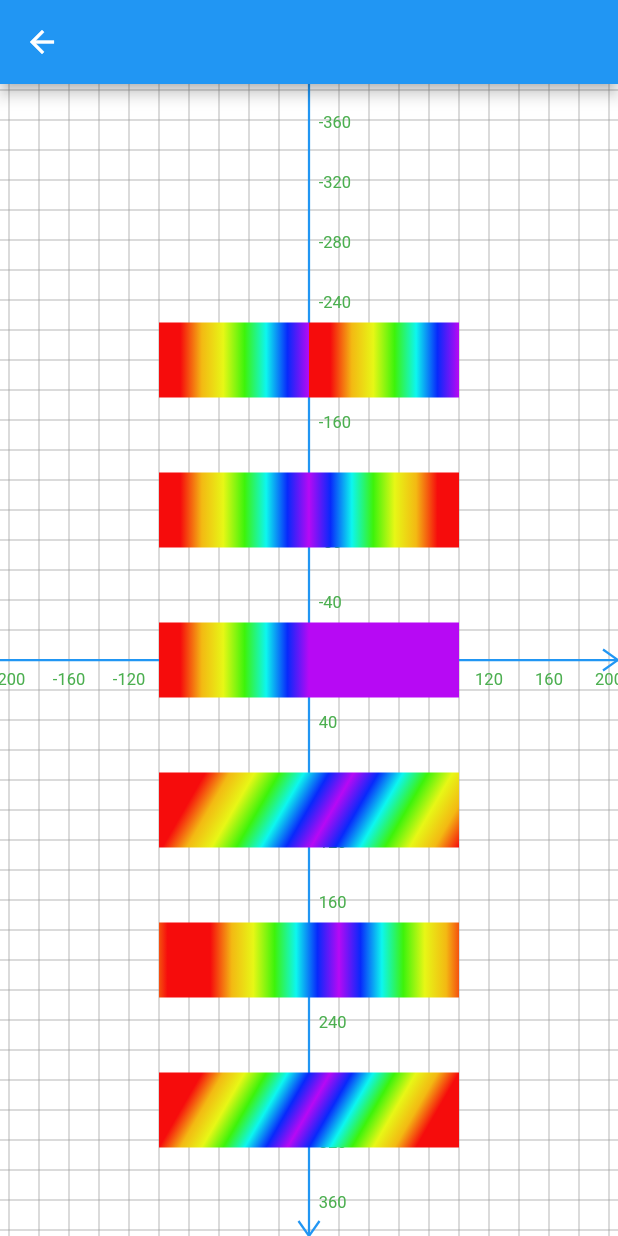
After one commit to DaoSuper/flutter_booklet, a Flutter app: the DrawColor screen opened directly, after a tap on "ShaderGradientLinearDemo", on a phone screen of 412 x 824 dp. The commit adds this screen. Run offline on Flutter 3.47's test engine with Material 2 defaults, Android fonts, the phone set to English and light mode, and no system bars; our stand-ins replace flutter_bloc; missing offline and left inert: flex_color_picker; generated files the repository leaves out were written again.

Commit message:
渐变着色器

```diff
--- a/lib/pages/idraw/p06_color/draw_color.dart
+++ b/lib/pages/idraw/p06_color/draw_color.dart
@@ -2,6 +2,9 @@ import 'package:flutter/material.dart';
 import 'package:flutter_booklet/pages/idraw/p06_color/s02_colors.dart';
 import 'package:flutter_booklet/pages/idraw/p06_color/s03_blendMode.dart';
 import 'package:flutter_booklet/pages/idraw/p06_color/s05_image_color.dart';
+import 'package:flutter_booklet/pages/idraw/p06_color/s07_shader_gradient_linear.dart';
+import 'package:flutter_booklet/pages/idraw/p06_color/s08_shader_gradient_radial.dart';
+import 'package:flutter_booklet/pages/idraw/p06_color/s09_shader_gradient_sweep.dart';
 import 'package:flutter_booklet/routes/app_router.dart';
 import 'package:flutter_booklet/widgets/dao_button.dart';
 
@@ -41,6 +44,24 @@ class DrawColor extends StatelessWidget {
                   AppRouter.toPage(context, const ImageColorDemo());
                 }
               ),
+              ItemBtn(
+                btnName: 'ShaderGradientLinearDemo',
+                onPressed: (){
+                  AppRouter.toPage(context, const ShaderGradientLinearDemo());
+                }
+              ),
+              ItemBtn(
+                btnName: 'ShaderGradientRadialDemo',
+                onPressed: (){
+                  AppRouter.toPage(context, const ShaderGradientRadialDemo());
+                }
+              ),
+              ItemBtn(
+                btnName: 'ShaderGradientSweepDemo',
+                onPressed: (){
+                  AppRouter.toPage(context, const ShaderGradientSweepDemo());
+                }
+              ),
             ],
           ),
         ),
--- a/lib/pages/idraw/p06_color/s05_image_color.dart
+++ b/lib/pages/idraw/p06_color/s05_image_color.dart
@@ -1,4 +1,3 @@
-import 'package:flutter_booklet/widgets/coordinate.dart';
 import 'package:image/image.dart' as image;
 
 import 'package:flutter/material.dart';
--- /dev/null
+++ b/lib/pages/idraw/p06_color/s07_shader_gradient_linear.dart
@@ -0,0 +1,151 @@
+import 'dart:math';
+
+import 'package:flutter/material.dart';
+import 'package:flutter_booklet/widgets/coordinate.dart';
+import 'dart:ui' as ui;
+
+// |---- Gradient 渐变着色
+// 	|--- linear 线性渐变
+// 	|--- radial 径向渐变
+// 	|--- sweep  扫描渐变
+
+
+// 渐变着色器 - Gradient.linear线性渐变
+// Gradient.linear(
+//     Offset from, //渐变起点
+//     Offset to, //渐变终点
+//     List<Color> colors, //渐变色
+//   [
+//     List<double> colorStops, //每个颜色所处的分率
+//     TileMode tileMode = TileMode.clamp, //模式
+//     Float64List matrix4, //变换矩阵
+//   ])
+class ShaderGradientLinearDemo extends StatelessWidget {
+  const ShaderGradientLinearDemo({super.key});
+
+  @override
+  Widget build(BuildContext context) {
+    return Scaffold(
+      appBar: AppBar(),
+      body: Container(
+        width: double.infinity,
+        height: double.infinity,
+        color: Colors.white,
+        child: CustomPaint(
+          // 使用CustomPaint
+          painter: PaperPainter(),
+        ),
+      ),
+    );
+  }
+}
+
+class PaperPainter extends CustomPainter {
+  final Coordinate coordinate = Coordinate();
+  final List<Color> colors = const [
+    Color(0xFFF60C0C),
+    Color(0xFFF3B913),
+    Color(0xFFE7F716),
+    Color(0xFF3DF30B),
+    Color(0xFF0DF6EF),
+    Color(0xFF0829FB),
+    Color(0xFFB709F4),
+  ];
+  final List<double> pos = [1.0 / 7, 2.0 / 7, 3.0 / 7, 4.0 / 7, 5.0 / 7, 6.0 / 7, 1.0];
+
+  @override
+  void paint(Canvas canvas, Size size) {
+    coordinate.paint(canvas, size); //绘制坐标系
+    canvas.translate(size.width / 2 - 100, size.height / 2);
+
+    Paint paint = Paint()
+      ..style = PaintingStyle.stroke
+      ..color = Colors.blue
+      ..strokeJoin = StrokeJoin.miter
+      ..strokeWidth = 50;
+
+    paint.shader = ui.Gradient.linear(Offset(0, 0), Offset(100, 0), colors, pos);
+    canvas.drawLine(
+      Offset(0, 0),
+      Offset(200, 0),
+      paint,
+    );
+
+    canvas.translate(0,  -100);
+
+    //径向模式TileMode.mirror
+    paint.shader = ui.Gradient.linear(
+      Offset(0, 0),
+      Offset(100, 0),
+      colors,
+      pos,
+      TileMode.mirror,
+    );
+    canvas.drawLine(Offset.zero, Offset(200, 0), paint);
+
+    canvas.translate(0,  -100);
+    //重复模式TileMode.repeated
+    paint.shader = ui.Gradient.linear(
+      Offset(0, 0),
+      Offset(100, 0),
+      colors,
+      pos,
+      TileMode.repeated,
+    );
+    canvas.drawLine(Offset.zero, Offset(200, 0), paint);
+
+
+    canvas.translate(0, 100 * 3);
+    //matrix4旋转
+    paint.shader = ui.Gradient.linear(
+      Offset(0, 0),
+      Offset(100, 0),
+      colors,
+      pos,
+      TileMode.mirror,
+      Matrix4.rotationZ(pi/6).storage
+    );
+    canvas.drawLine(
+      Offset(0, 0),
+      Offset(200, 0),
+      paint,
+    );
+
+    canvas.translate(0, 100);
+    //matrix4移动
+    paint.shader = ui.Gradient.linear(
+      Offset(0, 0),
+      Offset(100, 0),
+      colors,
+      pos,
+      TileMode.mirror,
+      Matrix4.translationValues(20, 0, 0).storage
+    );
+    canvas.drawLine(
+      Offset(0, 0),
+      Offset(200, 0),
+      paint,
+    );
+
+    canvas.translate(0, 100);
+    //matrix4倾斜
+    paint.shader = ui.Gradient.linear(
+      Offset(0, 0),
+      Offset(100, 0),
+      colors,
+      pos,
+      TileMode.mirror,
+      Matrix4.skewX(-pi/6).storage
+    );
+    canvas.drawLine(
+      Offset(0, 0),
+      Offset(200, 0),
+      paint,
+    );
+
+  }
+
+  @override
+  bool shouldRepaint(covariant CustomPainter oldDelegate) => false;
+
+}
```
Also changed, not shown: lib/pages/idraw/p06_color/s08_shader_gradient_radial.dart (added, +112 -0 lines), lib/pages/idraw/p06_color/s09_shader_gradient_sweep.dart (added, +98 -0 lines), lib/pages/idraw/p06_color/s10_shader_image_shader.dart (added, +118 -0 lines).
